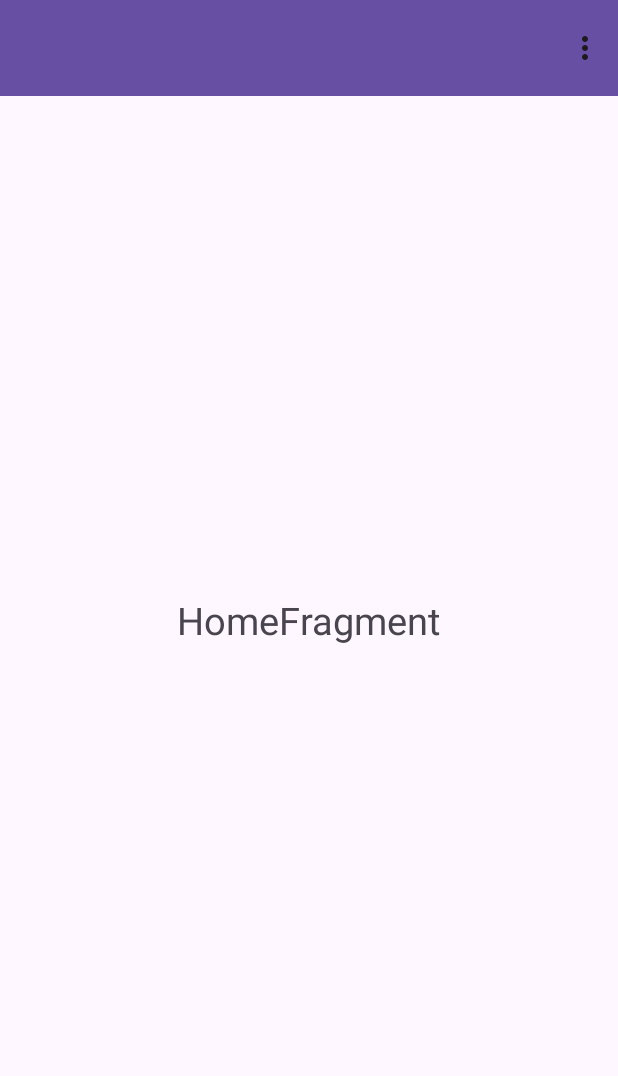
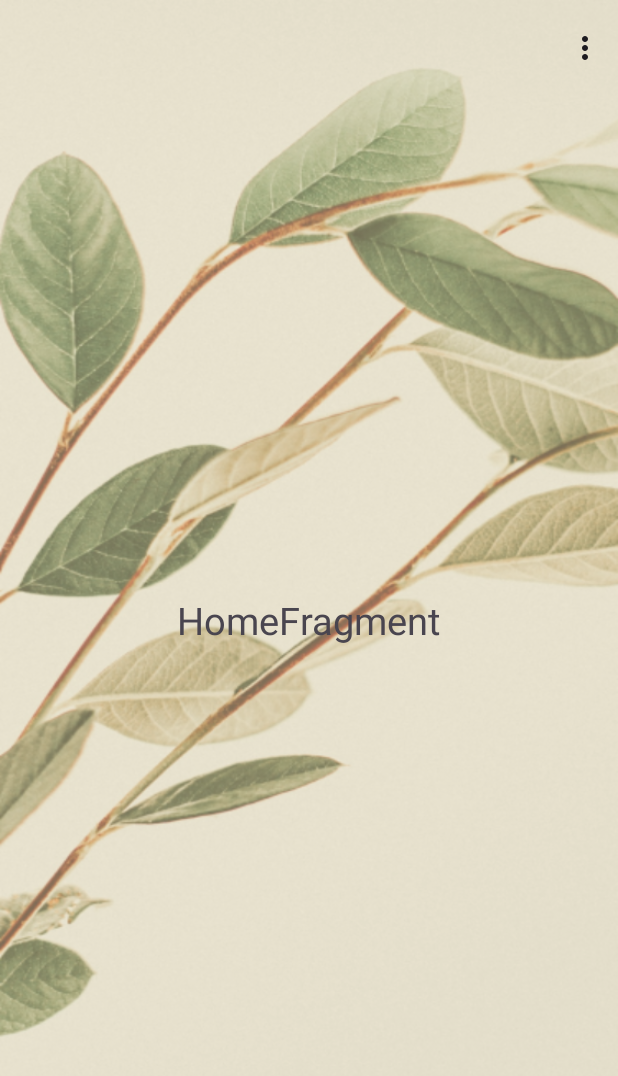
Before and after one commit to ionnomirai/KindCafe, an Android app: the screen it shows after launch (MainActivity), on a phone screen of 412 x 824 dp. Shown: the top 1076 px of the screen. Run offline under Robolectric (Android 15) with nearby library versions, the phone set to English and light mode, and no system bars.

Commit message:
Visual modification activity_main and frag_home
- added svg file and image for creating background of the first screen

```diff
--- /dev/null
+++ b/app/src/main/res/drawable/rectangle_main.xml
@@ -0,0 +1,13 @@
+<vector xmlns:android="http://schemas.android.com/apk/res/android"
+    android:width="375dp"
+    android:height="812dp"
+    android:viewportWidth="375"
+    android:viewportHeight="812">
+  <path
+      android:pathData="M-69,-22h646v872h-646z"
+      android:fillColor="#EFD288"/>
+  <path
+      android:pathData="M-69,-22h646v872h-646z"
+      android:fillColor="#FFFAEE"
+      android:fillAlpha="0.47"/>
+</vector>
--- a/app/src/main/res/layout/activity_main.xml
+++ b/app/src/main/res/layout/activity_main.xml
@@ -5,7 +5,15 @@
     android:id="@+id/lDrawLayoutMain"
     android:layout_width="match_parent"
     android:layout_height="match_parent"
+    android:background="@drawable/image_back_main"
     tools:context=".MainActivity">
+
+    <ImageView
+        android:id="@+id/ivBackgrounPic"
+        android:layout_width="match_parent"
+        android:layout_height="match_parent"
+        android:alpha="0.47"
+        android:background="@drawable/rectangle_main" />
 
     <LinearLayout
         android:layout_width="match_parent"
@@ -16,18 +24,18 @@
             android:id="@+id/tb_main"
             android:layout_width="match_parent"
             android:layout_height="wrap_content"
-            android:background="?attr/colorPrimary"
+            android:background="@android:color/transparent"
             android:minHeight="?attr/actionBarSize"
             android:theme="?attr/actionBarTheme"
-            app:menu="@menu/toolbar_menu_general"/>
+            app:menu="@menu/toolbar_menu_general" />
 
         <androidx.fragment.app.FragmentContainerView
             android:id="@+id/fcv_main"
             android:name="androidx.navigation.fragment.NavHostFragment"
+            android:layout_width="match_parent"
+            android:layout_height="match_parent"
             app:defaultNavHost="true"
-            app:navGraph="@navigation/nav_graph_general"
-            android:layout_width="match_parent"
-            android:layout_height="match_parent" />
+            app:navGraph="@navigation/nav_graph_general" />
     </LinearLayout>
 
     <com.google.android.material.navigation.NavigationView
@@ -35,5 +43,5 @@
         android:layout_width="wrap_content"
         android:layout_height="match_parent"
         android:layout_gravity="start"
-        app:menu="@menu/drawer_side_menu"/>
+        app:menu="@menu/drawer_side_menu" />
 </androidx.drawerlayout.widget.DrawerLayout>
--- a/app/src/main/res/values/colors.xml
+++ b/app/src/main/res/values/colors.xml
@@ -2,4 +2,6 @@
 <resources>
     <color name="black">#FF000000</color>
     <color name="white">#FFFFFFFF</color>
+
+    <color name="yellow_main_back">#EFD288</color>
 </resources>
```
Also changed, not shown: app/src/main/res/drawable/image_back_main.png (added).
